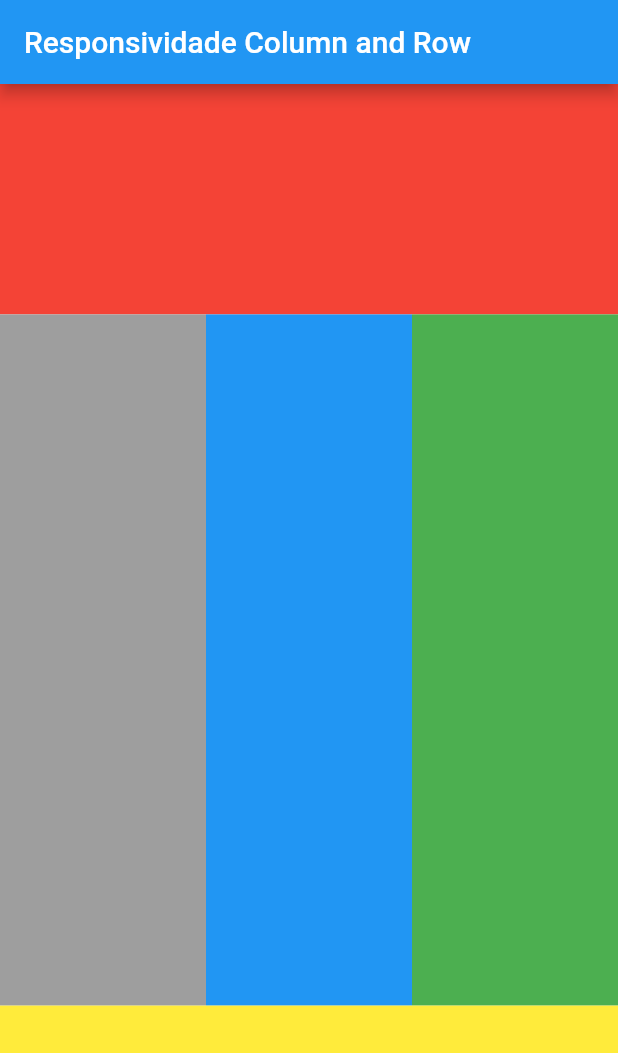
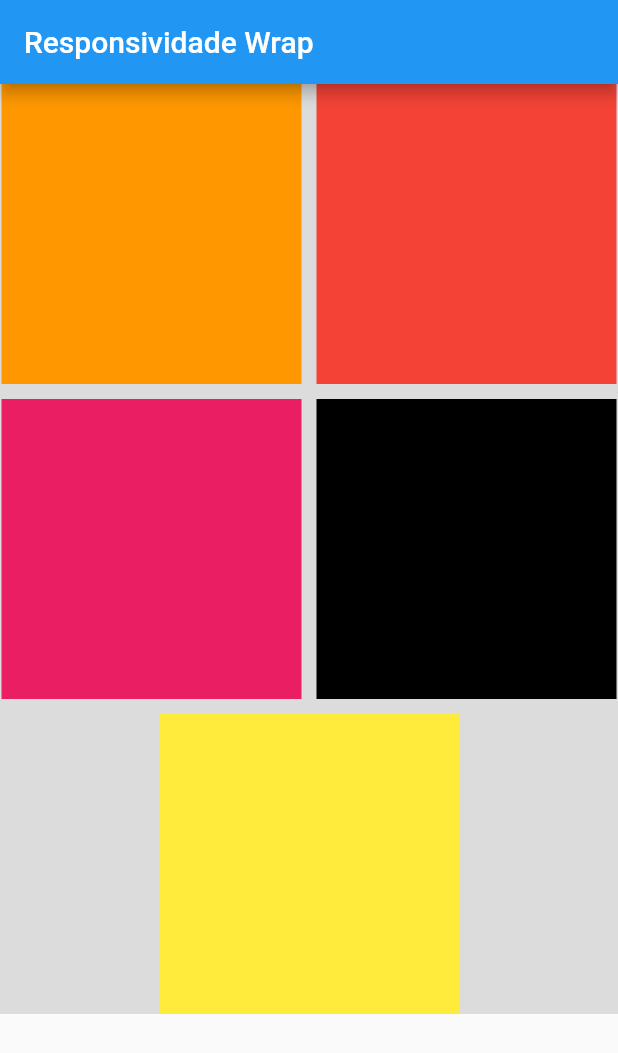
Before and after one commit to PauloRafaelSousaAlves/Responsiveness, a Flutter app: the screen it shows after launch, on a phone screen of 412 x 824 dp. Shown: the top 1053 px of the screen. Run offline on Flutter 3.47's test engine with Material 2 defaults, Android fonts, the phone set to English and light mode, and no system bars.

Commit message:
Wrap widget

```diff
--- a/lib/main.dart
+++ b/lib/main.dart
@@ -1,6 +1,5 @@
 import 'package:flutter/material.dart';
-import 'package:responsiveness/responsividade_column_row.dart';
-// import 'package:responsiveness/responsividade_media_query.dart';
+import 'package:responsiveness/tipos_responsividade/responsividade_wrap.dart';
 
 void main() {
   runApp(
@@ -8,7 +7,8 @@ void main() {
       title: 'Flutter Web',
       debugShowCheckedModeBanner: false,
       // home: ResponsividadeMediaQuery(),
-      home: ResponsividadeColumnAndRow(),
+      // home: ResponsividadeColumnAndRow(),
+      home: ResponsividadeWrap(),
     ),
   );
 }
--- a/lib/responsividade_column_row.dart
+++ b/lib/tipos_responsividade/responsividade_column_row.dart
@@ -12,10 +12,6 @@ class _ResponsividadeColumnAndRowState
     extends State<ResponsividadeColumnAndRow> {
   @override
   Widget build(BuildContext context) {
-    ///Para ficar uma melhor vizualização vamos criar duas variaveis de largura e altura
-    var width = MediaQuery.of(context).size.width;
-    var height = MediaQuery.of(context).size.height;
-
     return Scaffold(
       appBar: AppBar(
         title: const Text('Responsividade Column and Row'),
--- /dev/null
+++ b/lib/tipos_responsividade/responsividade_wrap.dart
@@ -0,0 +1,64 @@
+import 'package:flutter/material.dart';
+
+class ResponsividadeWrap extends StatefulWidget {
+  const ResponsividadeWrap({Key? key}) : super(key: key);
+
+  @override
+  State<ResponsividadeWrap> createState() => _ResponsividadeWrapState();
+}
+
+class _ResponsividadeWrapState extends State<ResponsividadeWrap> {
+  @override
+  Widget build(BuildContext context) {
+    ///Para ficar uma melhor vizualização vamos criar duas variaveis de largura e altura
+    var width = MediaQuery.of(context).size.width;
+
+    double widthWrap = 200;
+    double heigthWrap = 200;
+
+    return Scaffold(
+      appBar: AppBar(
+        title: const Text('Responsividade Wrap'),
+      ),
+      body: Container(
+        color: Colors.black12,
+        width: width,
+
+        ///O widget Wrap tem como objetivo quebrar os blocos de conteudo para a proxima linha
+
+        child: Wrap(
+          //alignment: WrapAlignment... -> serve para fazermos o alinhamento
+          alignment: WrapAlignment.center,
+          //spacing: -> serve para colocar um espaçamento de largura entre eles
+          spacing: 10,
+          //runSpacing: -> serve para colocar um espaçamento de altura quando os widgets vão para outra linha
+          runSpacing: 10,
+          children: [
+            Container(
+              width: widthWrap,
+              height: heigthWrap,
+              color: Colors.orange,
+            ),
+            Container(
+              width: widthWrap,
+              height: heigthWrap,
+              color: Colors.red,
+            ),
+            Container(
+              width: widthWrap,
+              height: heigthWrap,
+              color: Colors.pink,
+            ),
+            Container(
+              width: widthWrap,
+              height: heigthWrap,
+              color: Colors.black,
+            ),
+            Container(
+                width: widthWrap, height: heigthWrap, color: Colors.yellow),
+          ],
+        ),
+      ),
+    );
+  }
+}
```
Also changed, not shown: lib/tipos_responsividade/responsividade_media_query.dart (renamed from lib/responsividade_media_query.dart).
